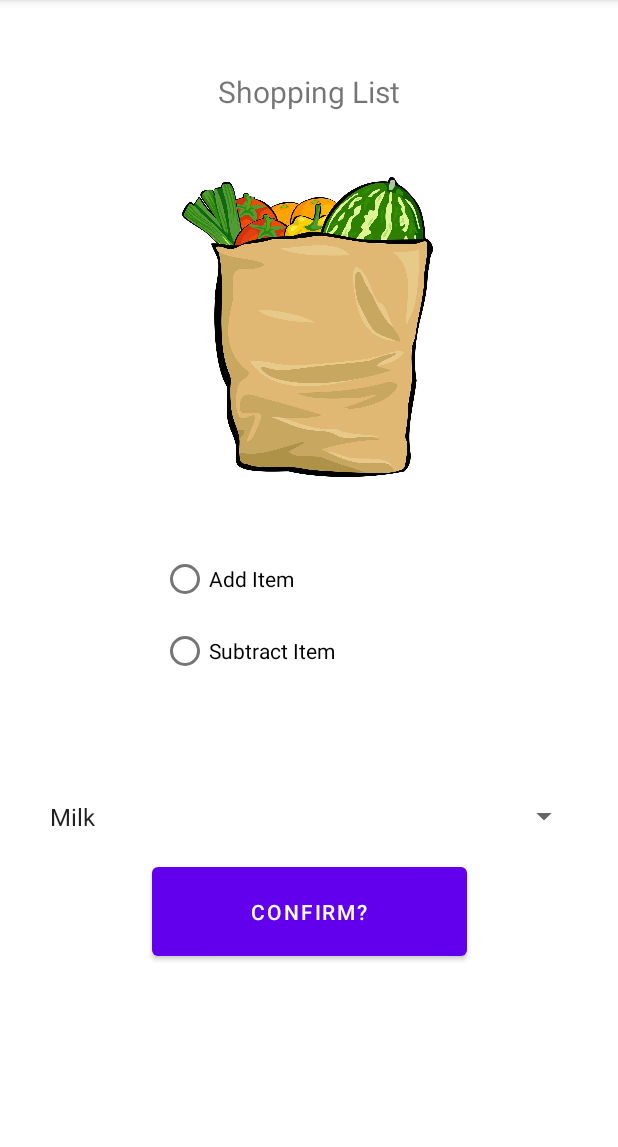
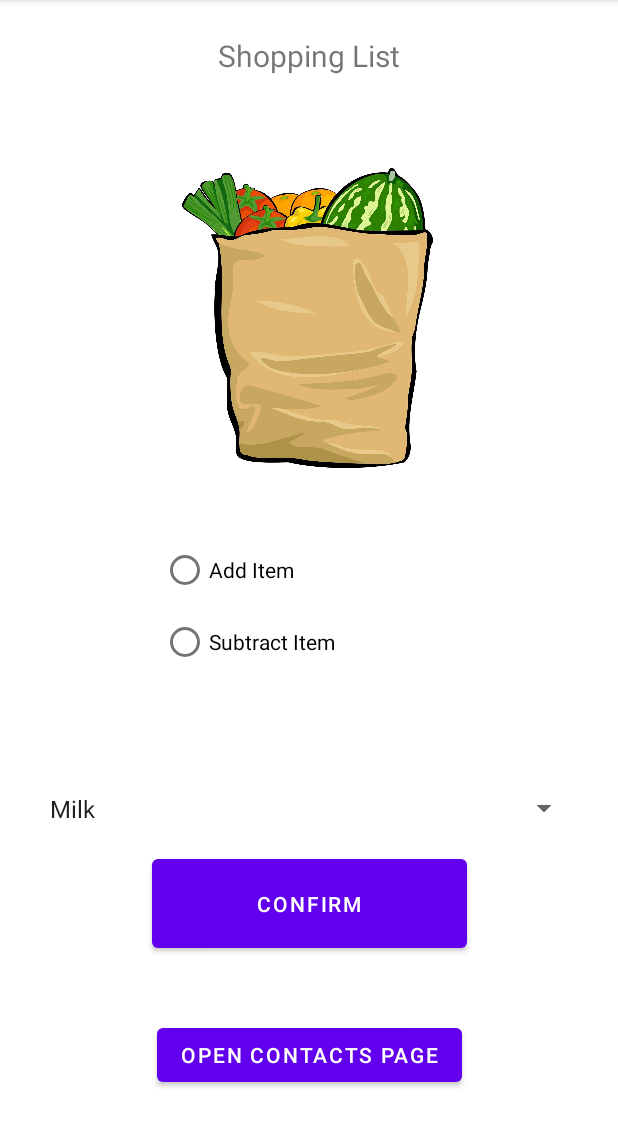
Before and after one commit to SeanTheShe3p/MAD105Project, an Android app: the Main2Activity screen opened directly, with no data from a screen before it, on a phone screen of 412 x 824 dp, the part 84-1231 px from its top. Run offline under Robolectric (Android 15) with nearby library versions, the phone set to English and light mode, and no system bars.

Commit message:
screen 3 & button on screen 2

```diff
--- a/app/src/main/java/com/example/mad105project/Main2Activity.kt
+++ b/app/src/main/java/com/example/mad105project/Main2Activity.kt
@@ -1,5 +1,6 @@
 package com.example.mad105project
 
+import android.content.Intent
 import androidx.appcompat.app.AppCompatActivity
 import android.os.Bundle
 import android.widget.Button
@@ -20,8 +21,9 @@ class Main2Activity : AppCompatActivity() {
 
         var spnGroceries = findViewById<Spinner>(R.id.SpnShop)
         var showList = findViewById<Button>(R.id.btnShopConfirm)
+        var openContacts = findViewById<Button>(R.id.btnOpenContacts)
 
-        var groceryItems = arrayListOf<String>("")
+        var groceryItems = arrayListOf<String>()
 
         showList.setOnClickListener{
             if (rdBtnAdd.isChecked){
@@ -35,7 +37,10 @@ class Main2Activity : AppCompatActivity() {
                 groceryItems -= subItem
                 //Toast.makeText(applicationContext,groceryItems,Toast.LENGTH_LONG).show()
             } else Toast.makeText(applicationContext,"err",Toast.LENGTH_LONG).show()
-
+        }
+        openContacts.setOnClickListener{
+            val intentContactList = Intent(this,Main3Activity::class.java)
+            startActivity(intentContactList)
         }
 //        fun checkLogin(username:String, password:String):LoginSuccess {
 //            val holdUsername = "Dave"
--- a/app/src/main/res/layout/activity_main.xml
+++ b/app/src/main/res/layout/activity_main.xml
@@ -7,7 +7,7 @@
     tools:context=".Main1Activity">
 
     <TextView
-        android:id="@+id/textShoppingTitle"
+        android:id="@+id/textContactsList"
         android:layout_width="151dp"
         android:layout_height="42dp"
         android:layout_marginTop="16dp"
@@ -27,7 +27,7 @@
         android:text="@string/txtQues1"
         app:layout_constraintEnd_toEndOf="parent"
         app:layout_constraintStart_toStartOf="parent"
-        app:layout_constraintTop_toBottomOf="@+id/textShoppingTitle" />
+        app:layout_constraintTop_toBottomOf="@+id/textContactsList" />
 
     <TextView
         android:id="@+id/textQues2"
--- a/app/src/main/res/layout/activity_main2.xml
+++ b/app/src/main/res/layout/activity_main2.xml
@@ -7,10 +7,10 @@
     tools:context=".Main2Activity">
 
     <TextView
-        android:id="@+id/textShoppingTitle"
+        android:id="@+id/textContactsList"
         android:layout_width="151dp"
         android:layout_height="42dp"
-        android:layout_marginTop="40dp"
+        android:layout_marginTop="16dp"
         android:gravity="center"
         android:text="@string/txtShoppingTitle"
         android:textSize="20sp"
@@ -56,12 +56,12 @@
         android:id="@+id/imgShopping"
         android:layout_width="195dp"
         android:layout_height="200dp"
-        android:layout_marginTop="36dp"
+        android:layout_marginTop="54dp"
         android:contentDescription="a shopping bag"
         app:layout_constraintEnd_toEndOf="parent"
         app:layout_constraintHorizontal_bias="0.495"
         app:layout_constraintStart_toStartOf="parent"
-        app:layout_constraintTop_toBottomOf="@+id/textShoppingTitle"
+        app:layout_constraintTop_toBottomOf="@+id/textContactsList"
         app:srcCompat="@drawable/grocerybag" />
 
     <Button
@@ -69,11 +69,21 @@
         android:layout_width="210dp"
         android:layout_height="71dp"
         android:layout_marginBottom="52dp"
-        android:text="@string/txtBtnShopConfirm"
+        android:text="@string/txtShopConfirm"
         app:layout_constraintBottom_toBottomOf="parent"
         app:layout_constraintEnd_toEndOf="parent"
         app:layout_constraintStart_toStartOf="parent"
         app:layout_constraintTop_toBottomOf="@+id/SpnShop"
         app:layout_constraintVertical_bias="0.0" />
 
+    <Button
+        android:id="@+id/btnOpenContacts"
+        android:layout_width="wrap_content"
+        android:layout_height="wrap_content"
+        android:text="@string/txtOpenContacts"
+        app:layout_constraintBottom_toBottomOf="parent"
+        app:layout_constraintEnd_toEndOf="parent"
+        app:layout_constraintStart_toStartOf="parent"
+        app:layout_constraintTop_toBottomOf="@+id/btnShopConfirm" />
+
 </androidx.constraintlayout.widget.ConstraintLayout>
--- a/app/src/main/res/values/strings.xml
+++ b/app/src/main/res/values/strings.xml
@@ -30,17 +30,40 @@
 
     <string name="txtShoppingTitle">Shopping List</string>
     <string-array name="arrShopItems">
-        <item>Milk</item><item>Eggs</item><item>Cheese</item>
-        <item>Bread</item><item>Chips</item><item>Soda</item>
-        <item>Meat</item><item>Pasta</item><item>Seasoning</item>
-        <item>Paper Products</item><item>Toiletries</item><item>Detergent</item>
+        <item>Milk</item>
+        <item>Eggs</item>
+        <item>Cheese</item>
+        <item>Bread</item>
+        <item>Chips</item>
+        <item>Soda</item>
+        <item>Meat</item>
+        <item>Pasta</item>
+        <item>Seasoning</item>
+        <item>Paper Products</item>
+        <item>Toiletries</item>
+        <item>Detergent</item>
     </string-array>
 
     <string name="rdBtnAddList">Add Item</string>
     <string name="rdBtnSubList">Subtract Item</string>
 
-    <string name="txtBtnShopConfirm">Confirm?</string>
+    <string name="txtShopConfirm">Confirm</string>
 
     <string name="txtShoppingOpen">Open Shopping List</string>
+    <string name="txtOpenContacts">Open Contacts Page</string>
+
+
+
+    <string name="txtContactList">Contact List</string>
+    <string name="hntName">Name</string>
+    <string name="hntPhone">Phone Number</string>
+    <string name="hntEmail">Email</string>
+    <string name="hntAddress">Address</string>
+    <string name="hntSearch">Search</string>
+
+
+    <string name="txtSaveContact">Save Contact</string>
+    <string name="txtViewContact">View Info</string>
+
 
 </resources>
```
Also changed, not shown: app/src/main/AndroidManifest.xml (+12 -5 lines), app/src/main/java/com/example/mad105project/Main3Activity.kt (added, +61 -0 lines), app/src/main/res/layout/activity_main3.xml (added, +109 -0 lines).
